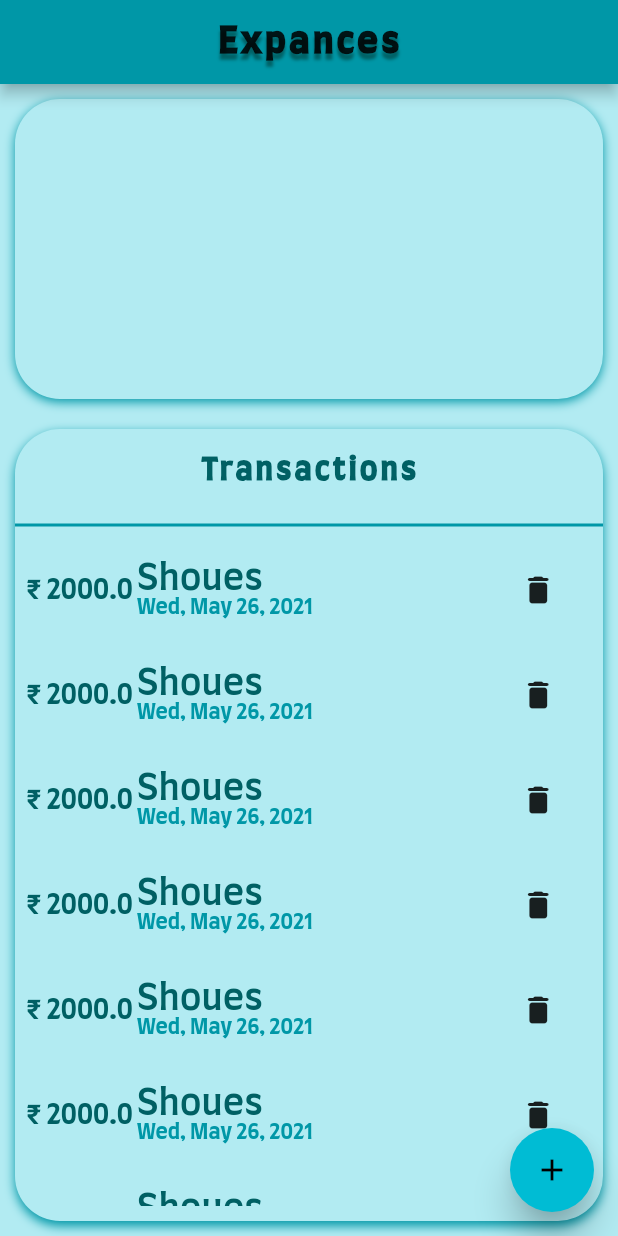
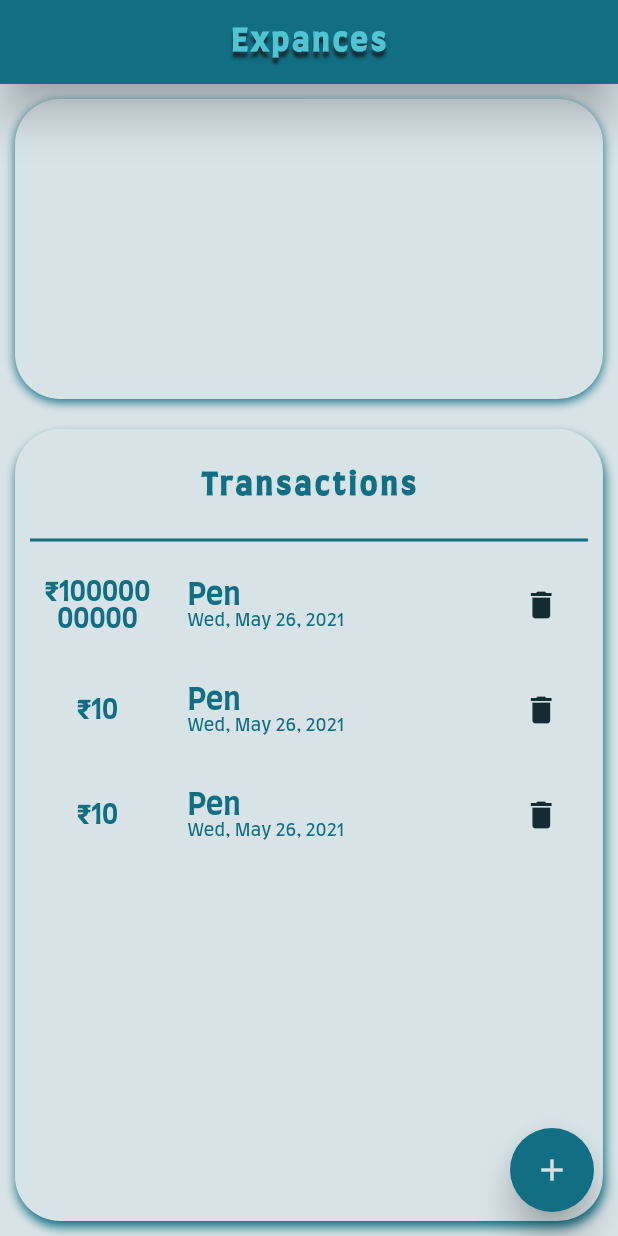
Before and after one commit to shivamsoni1501/Flutter_Expances, a Flutter app: the screen it shows after launch, on a phone screen of 412 x 824 dp. Run offline on Flutter 3.47's test engine with Material 2 defaults, Android fonts, the phone set to English and light mode, and no system bars.

Commit message:
developed transactions add and remove

```diff
--- a/lib/main.dart
+++ b/lib/main.dart
@@ -1,45 +1,90 @@
 import 'package:flutter/material.dart';
-import 'package:intl/intl.dart';
-import './trasanction.dart';
+import 'package:flutter_application_1/model/constants.dart';
+import 'package:flutter_application_1/widget/FormWidget.dart';
+import 'package:flutter_application_1/widget/chatBox.dart';
+import 'package:flutter_application_1/widget/transactionswidget.dart';
+// import 'package:shared_preferences/shared_preferences.dart';
 
-void main() => runApp(
+void main() async {
+  // WidgetsFlutterBinding.ensureInitialized();
+  // Constants.pref = await SharedPreferences.getInstance();
+  runApp(
     MaterialApp(
       debugShowCheckedModeBanner: false,
       theme: ThemeData(
         fontFamily: 'Farro',
         primarySwatch: Colors.cyan,
-            primaryColor: Colors.cyan[700]),
-        color: Colors.cyan[900],
+      ), // color: Colors.cyan[900],
       home: MyApp(),
     ),
   );
+}
 
-class MyApp extends StatelessWidget {
+class MyApp extends StatefulWidget {
   const MyApp({Key key}) : super(key: key);
 
   @override
+  _MyAppState createState() => _MyAppState();
+}
+
+class _MyAppState extends State<MyApp> {
+  void showBottomSheet(BuildContext context) {
+    showModalBottomSheet(
+      backgroundColor: Colors.transparent,
+      enableDrag: true,
+      elevation: 20,
+      barrierColor: customTheme['primaryDark'].withAlpha(100),
+      context: context,
+      builder: (context) {
+        return InputFormW(callback: callbackBottomS);
+      },
+    );
+  }
+
+  callbackBottomS() {
+    setState(() {});
+  }
+
+  @override
   Widget build(BuildContext context) {
-    return Scaffold(
-      appBar: AppBar(
+    AppBar appBar = AppBar(
       centerTitle: true,
+      backgroundColor: customTheme['primary'],
+      elevation: 12,
       title: Text(
         'Expances',
-          style: Theme.of(context).textTheme.headline5.copyWith(shadows: [
+        style: TextStyle(
+          color: customTheme['primaryLight'],
+          fontWeight: FontWeight.w900,
+          letterSpacing: 2,
+          shadows: [
             Shadow(
-                color: Colors.cyan[900], offset: Offset(0, 4), blurRadius: 2),
-          ], fontWeight: FontWeight.w900, letterSpacing: 2),
+                color: customTheme['primaryDark'],
+                offset: Offset(0, 4),
+                blurRadius: 2),
+          ],
         ),
       ),
-      backgroundColor: Theme.of(context).primaryColorLight,
+    );
+    return Scaffold(
+      appBar: appBar,
+      backgroundColor: customTheme['background'],
       body: Column(
         children: [
-          Chart(),
-          Expanded(child: Transactions()),
+          ChartBoxW(),
+          Expanded(
+            child: TransactionsW(),
+          ),
         ],
       ),
       floatingActionButton: FloatingActionButton(
         elevation: 10,
-        onPressed: () {},
+        backgroundColor: customTheme['primary'],
+        onPressed: () {
+          setState(() {});
+          showBottomSheet(context);
+        },
+        foregroundColor: customTheme['background'],
         child: Icon(
           Icons.add,
         ),
@@ -47,151 +92,3 @@ class MyApp extends StatelessWidget {
     );
   }
 }
-
-class Chart extends StatefulWidget {
-  Chart({Key key}) : super(key: key);
-
-  @override
-  _ChartState createState() => _ChartState();
-}
-
-class _ChartState extends State<Chart> {
-  @override
-  Widget build(BuildContext context) {
-    return Container(
-      margin: EdgeInsets.all(10),
-      decoration: BoxDecoration(
-        borderRadius: BorderRadius.circular(30),
-        color: Theme.of(context).primaryColorLight,
-        boxShadow: [
-          BoxShadow(
-            color: Theme.of(context).primaryColorDark,
-            blurRadius: 5,
-            offset: Offset(0, 2),
-          ),
-        ],
-      ),
-      // color: Theme.of(context).primaryColorLight,
-      width: double.infinity,
-      height: 200,
-    );
-  }
-}
-
-class Transactions extends StatefulWidget {
-  Transactions({Key key}) : super(key: key);
-
-  @override
-  _TransactionsState createState() => _TransactionsState();
-}
-
-class _TransactionsState extends State<Transactions> {
-  final List<Transaction> transactions = [
-    Transaction(title: 'Shoues', amount: 2000, date: DateTime.now()),
-    Transaction(title: 'Shoues', amount: 2000, date: DateTime.now()),
-    Transaction(title: 'Shoues', amount: 2000, date: DateTime.now()),
-    Transaction(title: 'Shoues', amount: 2000, date: DateTime.now()),
-    Transaction(title: 'Shoues', amount: 2000, date: DateTime.now()),
-    Transaction(title: 'Shoues', amount: 2000, date: DateTime.now()),
-    Transaction(title: 'Shoues', amount: 2000, date: DateTime.now()),
-    Transaction(title: 'Shoues', amount: 2000, date: DateTime.now()),
-  ];
-
-  @override
-  Widget build(BuildContext context) {
-    return Container(
-      margin: EdgeInsets.all(10),
-      decoration: BoxDecoration(
-        borderRadius: BorderRadius.circular(30),
-        color: Theme.of(context).primaryColorLight,
-        boxShadow: [
-          BoxShadow(
-            color: Theme.of(context).primaryColorDark,
-            blurRadius: 5,
-            offset: Offset(0, 3),
-          ),
-        ],
-      ),
-      child: Column(
-        children: [
-          Padding(
-            padding: const EdgeInsets.all(18.0),
-            child: Text(
-              'Transactions',
-              style: Theme.of(context).textTheme.headline6.copyWith(
-                  letterSpacing: 2,
-                  fontWeight: FontWeight.w900,
-                  color: Colors.cyan[900]),
-            ),
-          ),
-          Divider(
-            thickness: 2,
-            color: Theme.of(context).primaryColorDark,
-          ),
-          Expanded(
-            child: ListView.builder(
-              itemExtent: 70,
-              itemCount: transactions.length,
-              itemBuilder: (context, index) =>
-                  TransactionTile(tx: transactions[index]),
-            ),
-          ),
-          SizedBox(
-            height: 10,
-          )
-        ],
-      ),
-    );
-  }
-}
-
-class TransactionTile extends StatelessWidget {
-  final Transaction tx;
-  const TransactionTile({Key key, this.tx}) : super(key: key);
-
-  @override
-  Widget build(BuildContext context) {
-    return Container(
-        margin: EdgeInsets.all(5),
-        // color: Theme.of(context).primaryColor,
-        child: Row(
-          crossAxisAlignment: CrossAxisAlignment.center,
-          children: [
-            Expanded(
-              child: Text(
-                '₹ ${tx.amount}',
-                style: Theme.of(context).textTheme.bodyText2.copyWith(
-                      fontWeight: FontWeight.w600,
-                      fontSize: 18,
-                      color: Colors.cyan[900],
-                    ),
-                textAlign: TextAlign.center,
-              ),
-            ),
-            Expanded(
-              flex: 3,
-              child: Column(
-                crossAxisAlignment: CrossAxisAlignment.start,
-                mainAxisAlignment: MainAxisAlignment.center,
-                children: [
-                  Text(
-                    tx.title,
-                    style: Theme.of(context).textTheme.headline5.copyWith(
-                          fontWeight: FontWeight.w500,
-                          color: Colors.cyan[900],
-                        ),
-                  ),
-                  Text(
-                    DateFormat.yMMMEd().format(tx.date),
-                    style: Theme.of(context).textTheme.bodyText2.copyWith(
-                        fontWeight: FontWeight.w600,
-                        color: Theme.of(context).primaryColorDark),
-                  ),
-                ],
-              ),
-            ),
-            Expanded(child: Icon(Icons.delete_rounded))
-          ],
-        ));
-  }
-}
--- /dev/null
+++ b/lib/model/constants.dart
@@ -0,0 +1,15 @@
+import 'package:flutter/material.dart';
+// import 'package:shared_preferences/shared_preferences.dart';
+
+// class Constants {
+//   static SharedPreferences pref;
+// }
+
+const Map<String, Color> customTheme = const {
+  'primary': Color(0xFF126E82),
+  'primaryLight': Color(0xFF51C4D3),
+  'primaryDark': Color(0xFF132C33),
+  'background': Color(0xFFD8E3E7)
+};
+
+// print(customTheme['primary']);
--- /dev/null
+++ b/lib/model/transacitonClasss.dart
@@ -0,0 +1,27 @@
+class Transaction {
+  static int _count = 0;
+  final String title;
+  final int amount;
+  final DateTime date;
+  final String lable;
+
+  Transaction({this.title, this.amount, this.date, this.lable}) {
+    Transaction._count += 1;
+  }
+
+  static int getcount() => _count;
+}
+
+class ModelTransactions {
+  static List<Transaction> transactions = [
+    Transaction(
+        amount: 10000000000,
+        date: DateTime.now(),
+        lable: 'UPI_SHIVAM',
+        title: 'Pen'),
+    Transaction(
+        amount: 10, date: DateTime.now(), lable: 'UPI_SHIVAM', title: 'Pen'),
+    Transaction(
+        amount: 10, date: DateTime.now(), lable: 'UPI_SHIVAM', title: 'Pen'),
+  ];
+}
--- a/lib/trasanction.dart
+++ /dev/null
@@ -1,12 +0,0 @@
-class Transaction {
-  static int _count = 0;
-  final String title;
-  final double amount;
-  final DateTime date;
-
-  Transaction({this.title, this.amount, this.date}) {
-    Transaction._count += 1;
-  }
-
-  static int getcount() => _count;
-}
--- /dev/null
+++ b/lib/widget/chatBox.dart
@@ -0,0 +1,31 @@
+import 'package:flutter/material.dart';
+import 'package:flutter_application_1/model/constants.dart';
+
+class ChartBoxW extends StatefulWidget {
+  ChartBoxW({Key key}) : super(key: key);
+
+  @override
+  _ChartBoxWState createState() => _ChartBoxWState();
+}
+
+class _ChartBoxWState extends State<ChartBoxW> {
+  @override
+  Widget build(BuildContext context) {
+    return Container(
+      margin: EdgeInsets.all(10),
+      decoration: BoxDecoration(
+        borderRadius: BorderRadius.circular(30),
+        color: customTheme['background'],
+        boxShadow: [
+          BoxShadow(
+            color: customTheme['primary'],
+            blurRadius: 5,
+            offset: Offset(0, 2),
+          ),
+        ],
+      ),
+      width: double.infinity,
+      height: 200,
+    );
+  }
+}
--- /dev/null
+++ b/lib/widget/transactionTileWidget.dart
@@ -0,0 +1,71 @@
+import 'package:flutter/material.dart';
+import '../model/constants.dart';
+import 'package:intl/intl.dart';
+import '../model/transacitonClasss.dart';
+
+class TransactionTileW extends StatelessWidget {
+  final Transaction tx;
+  final Function callback;
+  const TransactionTileW({Key key, this.tx, this.callback}) : super(key: key);
+
+  @override
+  Widget build(BuildContext context) {
+    return Container(
+      margin: EdgeInsets.all(5),
+      child: Row(
+        crossAxisAlignment: CrossAxisAlignment.center,
+        children: [
+          Container(
+            width: 80,
+            child: Text(
+              '₹${tx.amount}',
+              style: TextStyle(
+                fontWeight: FontWeight.w800,
+                fontSize: 18,
+                color: customTheme['primary'],
+              ),
+              textAlign: TextAlign.center,
+            ),
+          ),
+          SizedBox(
+            width: 20,
+          ),
+          Expanded(
+            flex: 4,
+            child: Column(
+              crossAxisAlignment: CrossAxisAlignment.start,
+              mainAxisAlignment: MainAxisAlignment.center,
+              children: [
+                Text(
+                  tx.title,
+                  style: TextStyle(
+                    fontSize: 20,
+                    fontWeight: FontWeight.w800,
+                    color: customTheme['primary'],
+                  ),
+                ),
+                Text(
+                  DateFormat.yMMMEd().format(tx.date),
+                  style: TextStyle(
+                    fontSize: 12,
+                    fontWeight: FontWeight.w400,
+                    color: customTheme['primary'],
+                  ),
+                )
+              ],
+            ),
+          ),
+          Expanded(
+            child: IconButton(
+              onPressed: () {
+                callback(tx);
+              },
+              icon: Icon(Icons.delete),
+              color: customTheme['primaryDark'],
+            ),
+          ),
+        ],
+      ),
+    );
+  }
+}
--- /dev/null
+++ b/lib/widget/transactionswidget.dart
@@ -0,0 +1,70 @@
+import 'package:flutter/material.dart';
+import 'package:flutter_application_1/model/constants.dart';
+import './transactionTileWidget.dart';
+import '../model/transacitonClasss.dart';
+
+class TransactionsW extends StatefulWidget {
+  // final List tranList;
+
+  TransactionsW({Key key}) : super(key: key);
+
+  @override
+  _TransactionsWState createState() => _TransactionsWState();
+}
+
+class _TransactionsWState extends State<TransactionsW> {
+  callbackTile(index) {
+    ModelTransactions.transactions.remove(index);
+    setState(() {});
+  }
+
+  @override
+  Widget build(BuildContext context) {
+    return Container(
+      margin: const EdgeInsets.all(10),
+      padding: const EdgeInsets.all(10),
+      decoration: BoxDecoration(
+        borderRadius: BorderRadius.circular(30),
+        color: customTheme['background'],
+        boxShadow: [
+          BoxShadow(
+            color: customTheme['primary'],
+            blurRadius: 5,
+            offset: Offset(1, 4),
+          ),
+        ],
+      ),
+      child: Column(
+        children: [
+          Padding(
+            padding: const EdgeInsets.all(18.0),
+            child: Text(
+              'Transactions',
+              style: TextStyle(
+                  fontSize: 20,
+                  letterSpacing: 2,
+                  fontWeight: FontWeight.w900,
+                  color: customTheme['primary']),
+            ),
+          ),
+          Divider(
+            thickness: 2,
+            color: customTheme['primary'],
+          ),
+          Expanded(
+            child: ListView.builder(
+              itemExtent: 70,
+              itemCount: ModelTransactions.transactions.length,
+              itemBuilder: (context, index) => TransactionTileW(
+                  tx: ModelTransactions.transactions[index],
+                  callback: callbackTile),
+            ),
+          ),
+          const SizedBox(
+            height: 10,
+          )
+        ],
+      ),
+    );
+  }
+}
--- a/pubspec.yaml
+++ b/pubspec.yaml
@@ -24,6 +24,9 @@ dependencies:
   flutter:
     sdk: flutter
   intl:
+  # google_sign_in: ^5.0.4
+  # http: ^0.13.3
+  # shared_preferences:
 
   # The following adds the Cupertino Icons font to your application.
   # Use with the CupertinoIcons class for iOS style icons.
```
Also changed, not shown: lib/widget/FormWidget.dart (added, +153 -0 lines), 3 other files. Lines whose indentation alone changed are shown as unchanged.
